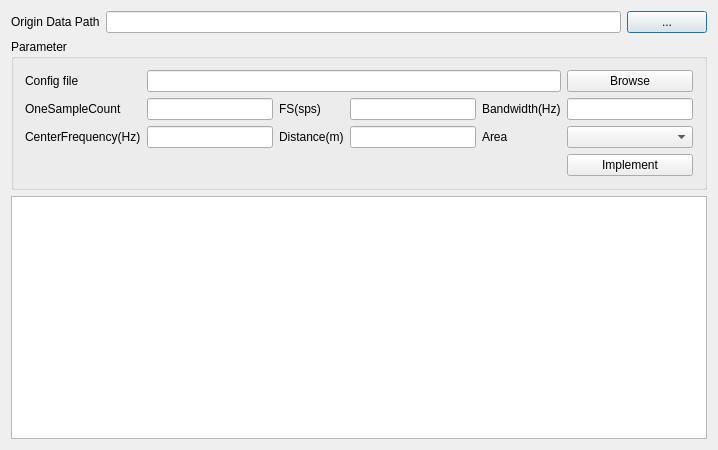
First picture: the form in OBNSoftwareRoot/src/OBNDataManagerModel/GobsDtMagerDiffTime/gobsdtmagerdifftime.ui, repository AlanZHW/OBNNewModel, before the edit.
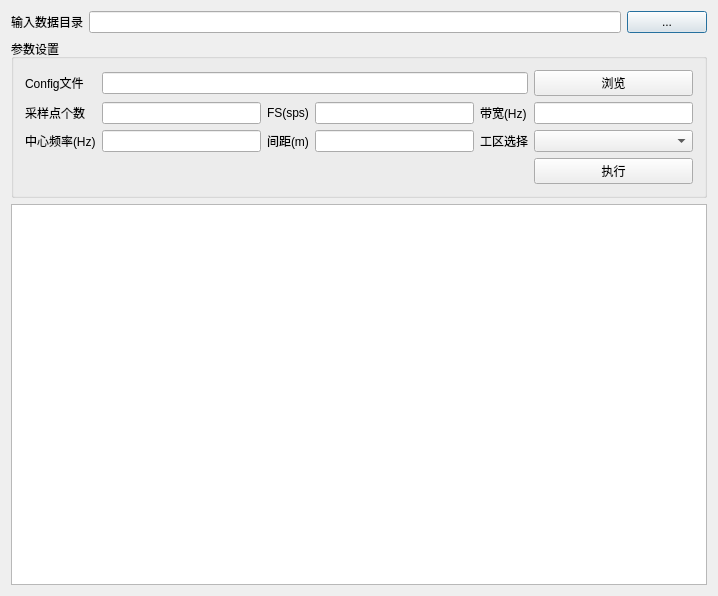
Second picture: the form after the edit.

The edit to the form file:
```diff
--- a/OBNSoftwareRoot/src/OBNDataManagerModel/GobsDtMagerDiffTime/gobsdtmagerdifftime.ui
+++ b/OBNSoftwareRoot/src/OBNDataManagerModel/GobsDtMagerDiffTime/gobsdtmagerdifftime.ui
@@ -7,7 +7,7 @@
     <x>0</x>
     <y>0</y>
     <width>718</width>
-    <height>450</height>
+    <height>596</height>
    </rect>
   </property>
   <property name="windowTitle">
@@ -19,7 +19,7 @@
      <item row="0" column="0">
       <widget class="QLabel" name="labelOriginPath">
        <property name="text">
-        <string>Origin Data Path</string>
+        <string>输入数据目录</string>
        </property>
       </widget>
      </item>
@@ -38,13 +38,13 @@
    <item row="1" column="0">
     <widget class="QGroupBox" name="groupBox">
      <property name="title">
-      <string>Parameter  </string>
+      <string>参数设置</string>
      </property>
      <layout class="QGridLayout" name="gridLayout">
       <item row="0" column="0">
        <widget class="QLabel" name="label_2">
         <property name="text">
-         <string>Config file</string>
+         <string>Config文件</string>
         </property>
        </widget>
       </item>
@@ -54,14 +54,14 @@
       <item row="0" column="5">
        <widget class="QPushButton" name="buttonConfig">
         <property name="text">
-         <string>Browse</string>
+         <string>浏览</string>
         </property>
        </widget>
       </item>
       <item row="1" column="0">
        <widget class="QLabel" name="labelN1">
         <property name="text">
-         <string>OneSampleCount</string>
+         <string>采样点个数</string>
         </property>
        </widget>
       </item>
@@ -81,7 +81,7 @@
       <item row="1" column="4">
        <widget class="QLabel" name="labelB">
         <property name="text">
-         <string>Bandwidth(Hz)</string>
+         <string>带宽(Hz)</string>
         </property>
        </widget>
       </item>
@@ -91,7 +91,7 @@
       <item row="2" column="0">
        <widget class="QLabel" name="labelF0">
         <property name="text">
-         <string>CenterFrequency(Hz)</string>
+         <string>中心频率(Hz)</string>
         </property>
        </widget>
       </item>
@@ -101,7 +101,7 @@
       <item row="2" column="2">
        <widget class="QLabel" name="label_3">
         <property name="text">
-         <string>Distance(m)</string>
+         <string>间距(m)</string>
         </property>
        </widget>
       </item>
@@ -111,7 +111,7 @@
       <item row="2" column="4">
        <widget class="QLabel" name="label">
         <property name="text">
-         <string>Area</string>
+         <string>工区选择</string>
         </property>
        </widget>
       </item>
@@ -121,7 +121,7 @@
       <item row="3" column="5">
        <widget class="QPushButton" name="PushImplement">
         <property name="text">
-         <string>Implement</string>
+         <string>执行</string>
         </property>
        </widget>
       </item>
```
